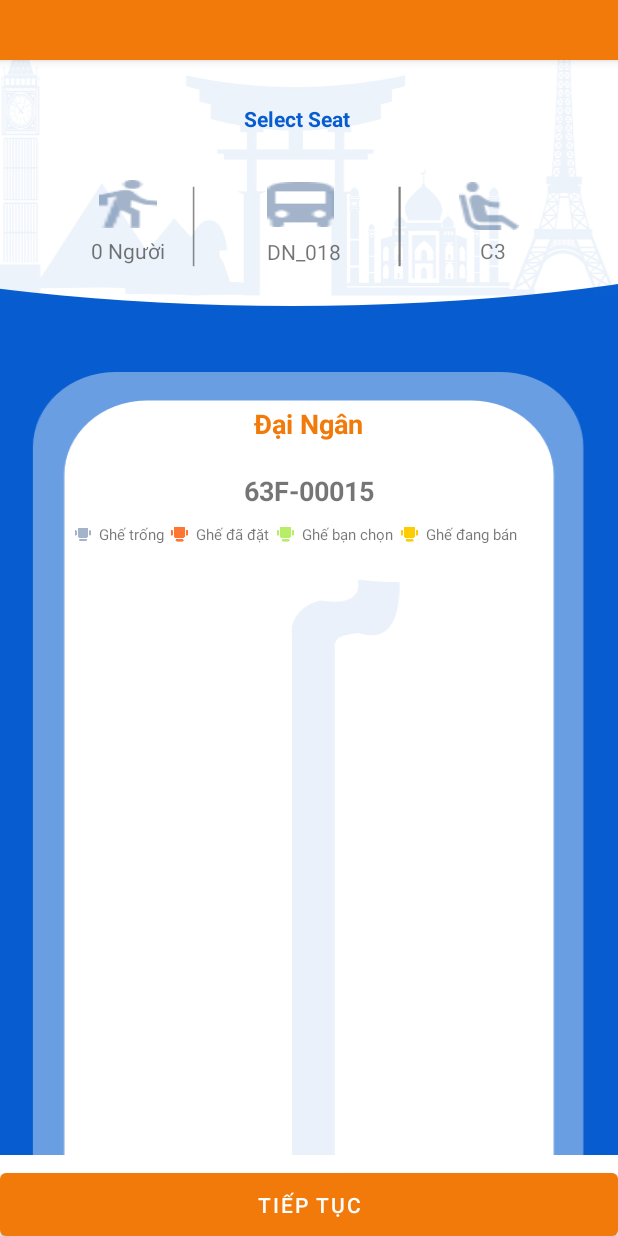
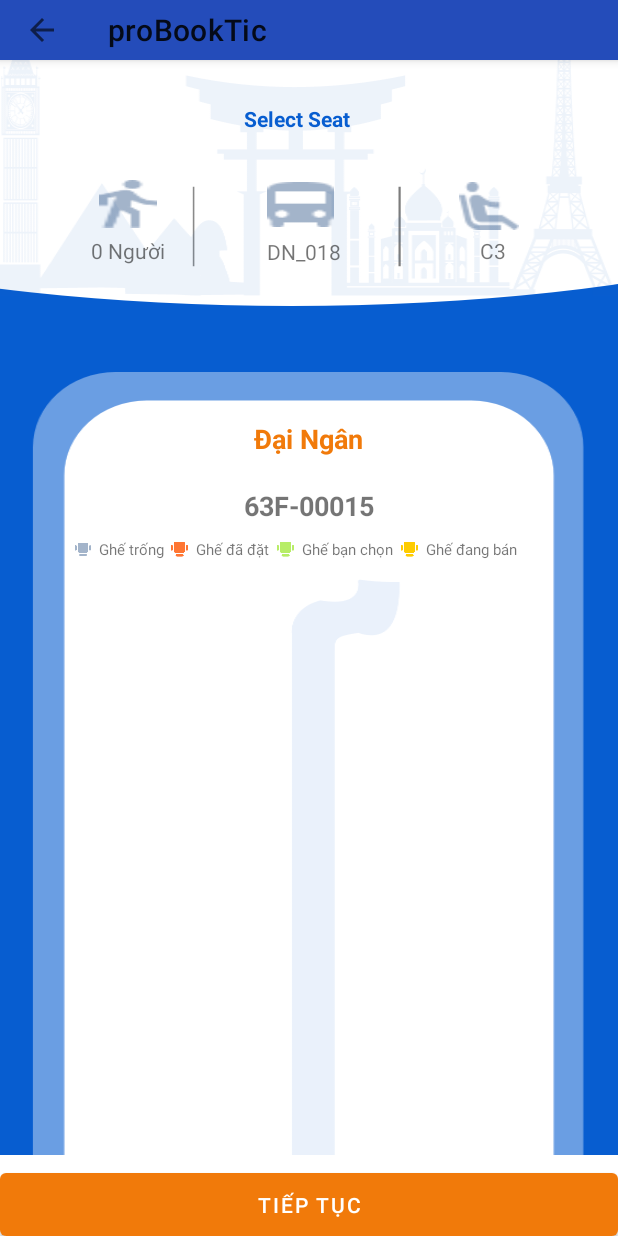
Before and after one commit to HaYen1112/PROJECT-MOBILE, an Android app: the screen it shows after launch (ChooseSeat), on a phone screen of 412 x 824 dp. Run offline under Robolectric (Android 15) with nearby library versions, the phone set to English and light mode, and no system bars; our stand-ins replace Firebase (no records; nobody signed in at launch, a user with empty details on screens opened directly).

Commit message:
...........

```diff
--- a/proBookTic/app/src/main/AndroidManifest.xml
+++ b/proBookTic/app/src/main/AndroidManifest.xml
@@ -1,6 +1,5 @@
 <?xml version="1.0" encoding="utf-8"?>
 <manifest xmlns:android="http://schemas.android.com/apk/res/android"
-
     package="edu.nlu.probooktic">
 
     <application
@@ -10,7 +9,9 @@
         android:roundIcon="@mipmap/ic_launcher_round"
         android:supportsRtl="true"
         android:theme="@style/Theme.ProBookTic">
-        <activity android:name=".View.TicketCart"></activity>
+        <activity android:name=".Admin.TrangChuAdmin" />
+        <activity android:name=".Admin.UserManage" />
+        <activity android:name=".View.TicketCart" />
         <activity android:name=".View.Findtrip1" />
         <activity android:name=".View.Findtrip2" />
         <activity android:name=".View.Findtrip3" />
--- a/proBookTic/app/src/main/java/edu/nlu/probooktic/Database/TicketFormDB.java
+++ b/proBookTic/app/src/main/java/edu/nlu/probooktic/Database/TicketFormDB.java
@@ -5,6 +5,8 @@ public class TicketFormDB {
     private String nameOwner;
     private String idCard;
     private String idPayment;
+    private String idNameUser;
+    private String getIdNameAdmin;
 
     public TicketFormDB() {
     }
--- a/proBookTic/app/src/main/java/edu/nlu/probooktic/View/ChooseSeat.java
+++ b/proBookTic/app/src/main/java/edu/nlu/probooktic/View/ChooseSeat.java
@@ -2,6 +2,7 @@ package edu.nlu.probooktic.View;
 
 import androidx.annotation.NonNull;
 import androidx.appcompat.app.AppCompatActivity;
+import androidx.appcompat.widget.Toolbar;
 
 import android.content.Intent;
 import android.graphics.Color;
@@ -43,7 +44,7 @@ import static android.content.ContentValues.TAG;
 
 public class ChooseSeat extends AppCompatActivity implements View.OnClickListener {
     ViewGroup layout;
-
+    Toolbar myToolbar;
     ArrayList<Ticket> listTic = new ArrayList<>();
 
 
@@ -74,6 +75,10 @@ public class ChooseSeat extends AppCompatActivity implements View.OnClickListene
     protected void onCreate(Bundle savedInstanceState) {
         super.onCreate(savedInstanceState);
         setContentView(R.layout.activity_choose_seat);
+        myToolbar = findViewById(R.id.toolbarchooseseat);
+        setSupportActionBar(myToolbar);
+        getSupportActionBar().setDisplayHomeAsUpEnabled(true);
+        getSupportActionBar().setDisplayShowHomeEnabled(true);
         //da man hinh/////////////////////////
         Display display = getWindowManager().getDefaultDisplay();
         Point size = new Point();
--- a/proBookTic/app/src/main/res/layout/activity_choose_seat.xml
+++ b/proBookTic/app/src/main/res/layout/activity_choose_seat.xml
@@ -9,15 +9,14 @@
 
     <com.google.android.material.appbar.AppBarLayout
         android:id="@+id/appbar"
-
         android:layout_width="match_parent"
         android:layout_height="wrap_content">
-
         <androidx.appcompat.widget.Toolbar
-            android:id="@+id/toolbar"
+            android:id="@+id/toolbarchooseseat"
             android:layout_width="match_parent"
             android:layout_height="40dp"
-            android:background="?android:attr/colorFocusedHighlight"></androidx.appcompat.widget.Toolbar>
+            >
+           </androidx.appcompat.widget.Toolbar>
 
         <LinearLayout
             android:layout_width="match_parent"
@@ -183,7 +182,7 @@
                         android:layout_width="match_parent"
                         android:layout_height="match_parent"
                         android:layout_alignParentTop="true"
-                        android:layout_marginTop="270dp"
+                        android:layout_marginTop="280dp"
                         android:orientation="vertical">
 
                         <TextView
@@ -282,12 +281,14 @@
 
 
                         </LinearLayout>
+
                     </LinearLayout>
 
                 </RelativeLayout>
 
 
             </LinearLayout>
+
         </ScrollView>
 
     </LinearLayout>
--- a/proBookTic/app/src/main/res/values/styles.xml
+++ b/proBookTic/app/src/main/res/values/styles.xml
@@ -1,6 +1,6 @@
 <resources xmlns:tools="http://schemas.android.com/tools">
 
-    <style name="AppTheme" parent="Theme.AppCompat.Light.DarkActionBar">
+    <style name="AppTheme" parent="Theme.AppCompat.Light.NoActionBar">
         <item name="colorPrimary">@color/colorPrimary</item>
         <item name="colorPrimaryDark">@color/colorPrimaryDark</item>
         <item name="colorAccent">@color/colorAccent</item>
```
Also changed, not shown: proBookTic/app/src/main/java/edu/nlu/probooktic/Admin/TrangChuAdmin.java (added, +16 -0 lines), proBookTic/app/src/main/java/edu/nlu/probooktic/Admin/UserManage.java (added, +16 -0 lines), proBookTic/app/src/main/res/layout/activity_trang_chu_admin.xml (added, +12 -0 lines), proBookTic/app/src/main/res/layout/activity_user_manage.xml (added, +10 -0 lines), proBookTic/app/src/main/res/layout/activity_confirm_booking.xml (indentation only).
